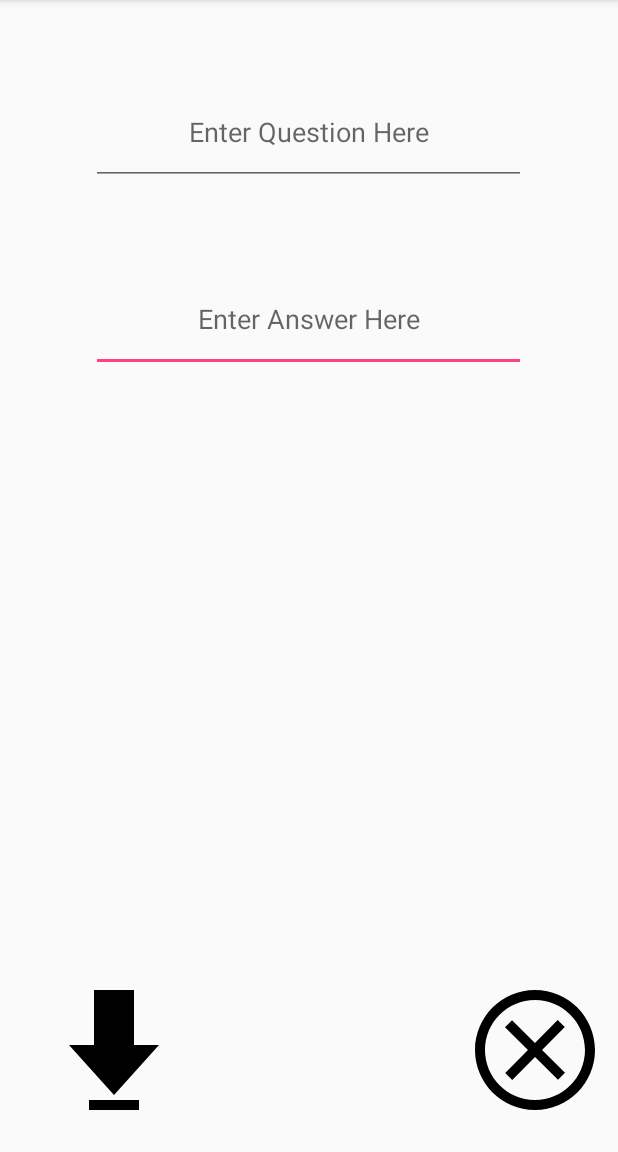
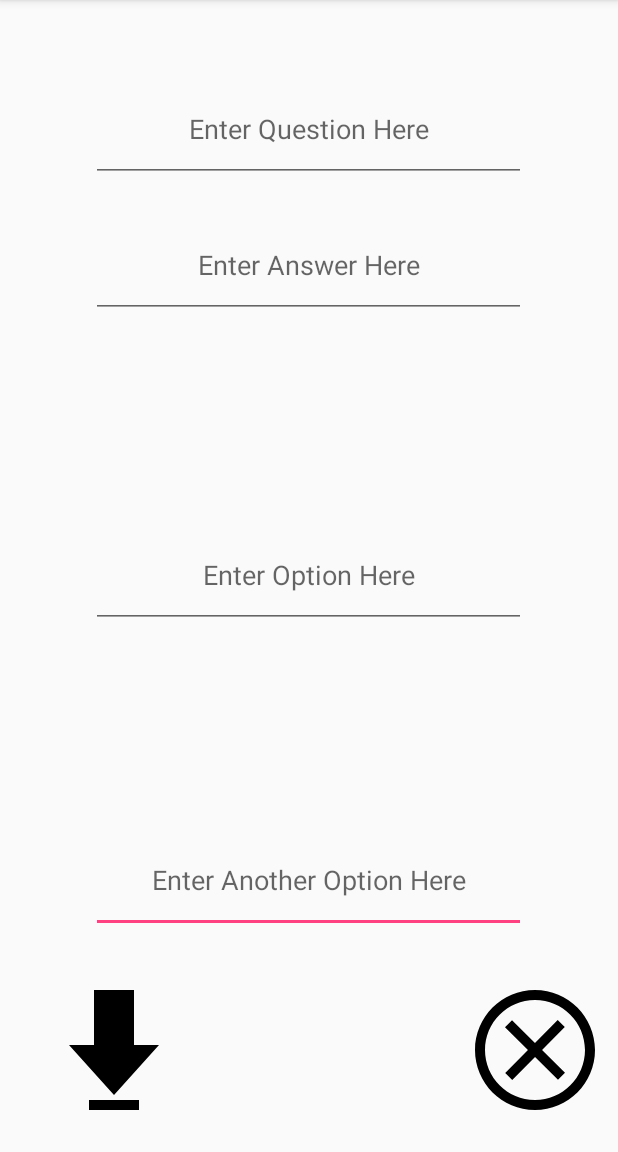
Before and after one commit to forsonkelvin/Flash2Learn, an Android app: the AddCardActivity screen opened directly, with no data from a screen before it, on a phone screen of 412 x 824 dp, the part 84-1236 px from its top. Run offline under Robolectric (Android 15) with nearby library versions, the light colour scheme and no system bars.

Commit message:
Ability to save data and display the stored data on a different screen.

```diff
--- a/app/build.gradle
+++ b/app/build.gradle
@@ -25,4 +25,5 @@ dependencies {
     testImplementation 'junit:junit:4.12'
     androidTestImplementation 'com.android.support.test:runner:1.0.2'
     androidTestImplementation 'com.android.support.test.espresso:espresso-core:3.0.2'
+    implementation 'com.android.support:design:27.1.1'
 }
--- a/app/src/main/java/com/example/forso/flashlearn/AddCardActivity.java
+++ b/app/src/main/java/com/example/forso/flashlearn/AddCardActivity.java
@@ -1,10 +1,12 @@
 package com.example.forso.flashlearn;
 
 import android.content.Intent;
+import android.support.design.widget.Snackbar;
 import android.support.v7.app.AppCompatActivity;
 import android.os.Bundle;
 import android.view.View;
 import android.widget.EditText;
+import android.widget.TextView;
 
 public class AddCardActivity extends AppCompatActivity {
 
@@ -27,13 +29,23 @@ public class AddCardActivity extends AppCompatActivity {
             @Override
             public void onClick(View v) {
                 Intent data = new Intent();//
-                data.putExtra("string1", ((EditText) findViewById(R.id.question)).getText().toString()); //
+                data.putExtra("string1", ((EditText) findViewById(R.id.question)).getText().toString()); // gets the string inputted in the Edit View and passes it onActivity Result in Main ACtivity.
                 data.putExtra("string2", ((EditText) findViewById(R.id.answer)).getText().toString());
-
+                data.putExtra("string3", ((EditText) findViewById(R.id.user_option_1)).getText().toString());
+                data.putExtra("string4", ((EditText) findViewById(R.id.user_option_2)).getText().toString());
                 setResult(RESULT_OK, data);
+                Snackbar.make(findViewById(R.id.question), // Used to show toast message after user saves data.
+                        "Saving Question",
+                        Snackbar.LENGTH_SHORT)
+                        .show();
                 finish();
 
             }
         });
+
+        String s1 = getIntent().getStringExtra("question1");
+        String s2 = getIntent().getStringExtra("answer1");
+        ((EditText) findViewById(R.id.question)).setText(s1);
+        ((EditText) findViewById(R.id.answer)).setText(s2);
     }
 }
--- a/app/src/main/res/layout/activity_add_card.xml
+++ b/app/src/main/res/layout/activity_add_card.xml
@@ -5,6 +5,26 @@
     android:layout_width="match_parent"
     android:layout_height="match_parent"
     tools:context=".AddCardActivity">
+
+    <EditText
+        android:id="@+id/user_option_2"
+        android:layout_width="290dp"
+        android:layout_height="70dp"
+        android:layout_alignParentBottom="true"
+        android:layout_centerHorizontal="true"
+        android:layout_marginBottom="146dp"
+        android:gravity="center"
+        android:hint="Enter Another Option Here"
+        android:inputType="textMultiLine" />
+
+    <EditText
+        android:id="@+id/user_option_1"
+        android:layout_width="290dp"
+        android:layout_height="70dp"
+        android:layout_centerInParent="true"
+        android:gravity="center"
+        android:hint="Enter Option Here"
+        android:inputType="textMultiLine" />
 
     <ImageView
         android:id="@+id/return_button"
@@ -31,7 +51,7 @@
         android:layout_height="70dp"
         android:layout_alignParentTop="true"
         android:layout_centerHorizontal="true"
-        android:layout_marginTop="178dp"
+        android:layout_marginTop="142dp"
         android:gravity="center"
         android:hint="Enter Answer Here"
         android:inputType="textMultiLine" />
@@ -42,7 +62,7 @@
         android:layout_height="70dp"
         android:layout_alignParentTop="true"
         android:layout_centerHorizontal="true"
-        android:layout_marginTop="53dp"
+        android:layout_marginTop="51dp"
         android:gravity="center"
         android:hint="Enter Question Here"
         android:inputType="textMultiLine" />
--- a/app/src/main/res/layout/activity_main.xml
+++ b/app/src/main/res/layout/activity_main.xml
@@ -39,7 +39,7 @@
         android:layout_height="65dp"
         android:layout_alignParentTop="true"
         android:layout_centerHorizontal="true"
-        android:layout_marginTop="233dp"
+        android:layout_marginTop="226dp"
         android:layout_weight="1"
         android:background="@drawable/options_shape"
         android:gravity="center"
@@ -52,7 +52,7 @@
         android:layout_height="65dp"
         android:layout_alignParentBottom="true"
         android:layout_centerHorizontal="true"
-        android:layout_marginBottom="179dp"
+        android:layout_marginBottom="197dp"
         android:layout_weight="1"
         android:background="@drawable/options_shape"
         android:gravity="center"
@@ -65,7 +65,7 @@
         android:layout_height="65dp"
         android:layout_alignParentBottom="true"
         android:layout_centerHorizontal="true"
-        android:layout_marginBottom="95dp"
+        android:layout_marginBottom="107dp"
         android:layout_weight="1"
         android:background="@drawable/options_shape"
         android:gravity="center"
```
Also changed, not shown: app/src/main/java/com/example/forso/flashlearn/MainActivity.java (+8 -0 lines).
